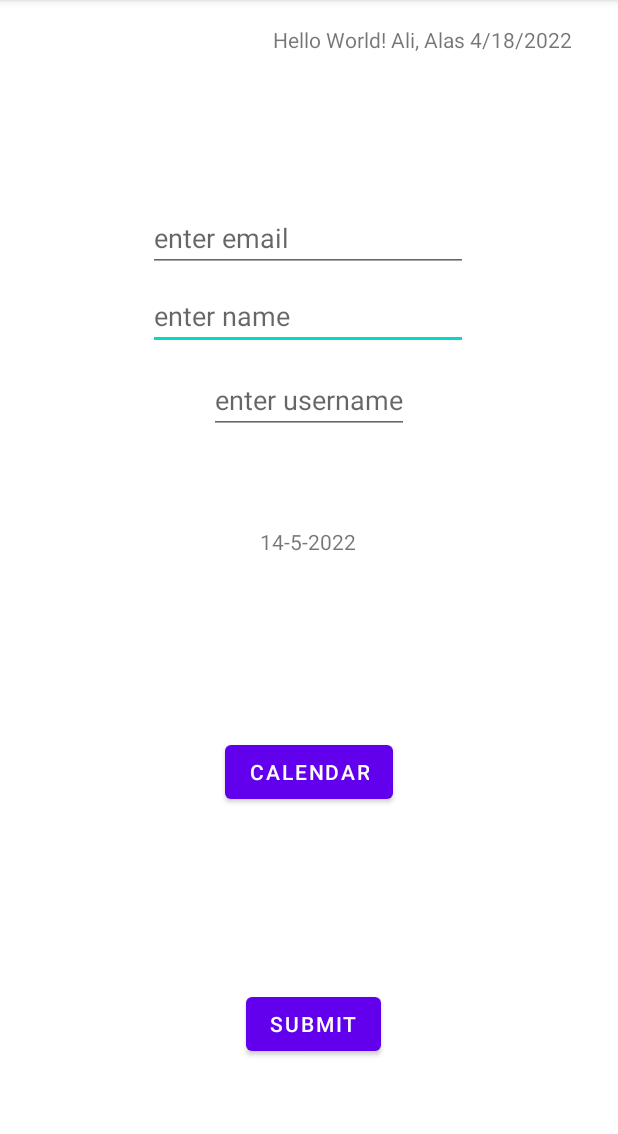
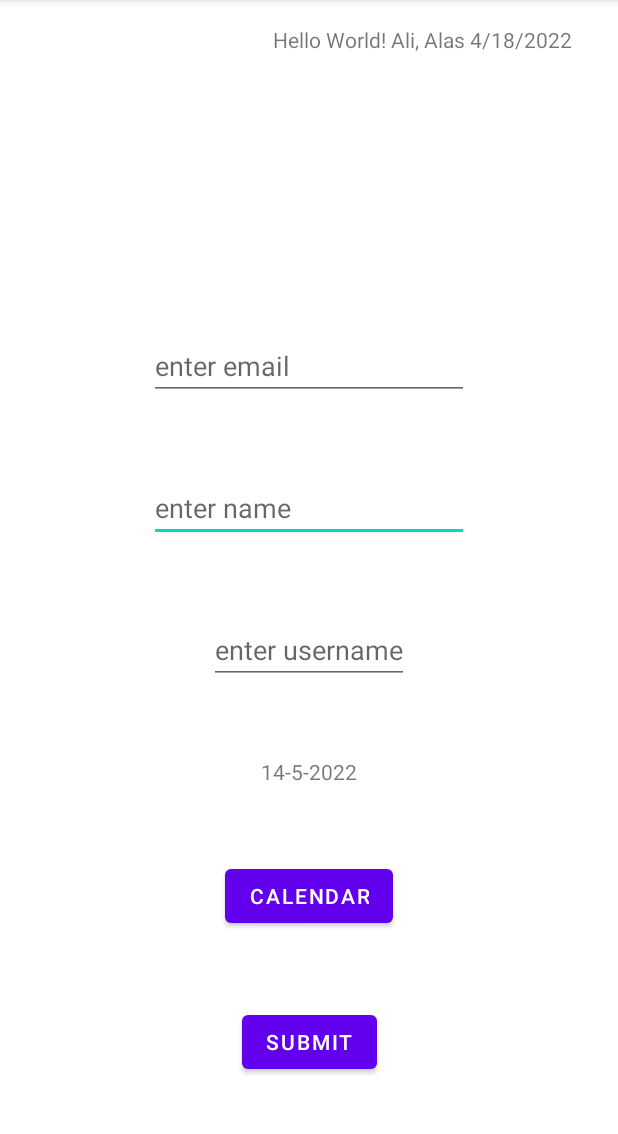
Before and after one commit to alasali1/ad-340, an Android app: the screen it shows after launch (MainActivity), on a phone screen of 412 x 824 dp, the part 84-1218 px from its top. Run offline under Robolectric (Android 15) with nearby library versions, the phone set to English and light mode, and no system bars.

Commit message:
removed hardcoding from objects

```diff
--- a/app/src/main/res/layout/activity_main.xml
+++ b/app/src/main/res/layout/activity_main.xml
@@ -33,13 +33,12 @@
         android:id="@+id/name"
         android:layout_width="wrap_content"
         android:layout_height="wrap_content"
-        android:layout_marginTop="188dp"
         android:ems="10"
         android:hint="enter name"
-        app:layout_constraintEnd_toEndOf="parent"
-        app:layout_constraintHorizontal_bias="0.497"
-        app:layout_constraintStart_toStartOf="parent"
-        app:layout_constraintTop_toTopOf="parent" />
+        app:layout_constraintTop_toBottomOf="@id/email"
+        app:layout_constraintLeft_toLeftOf="parent"
+        app:layout_constraintRight_toRightOf="parent"
+        app:layout_constraintBottom_toTopOf="@id/user_name"/>
 
     <EditText
         android:id="@+id/email"
@@ -48,33 +47,31 @@
         android:layout_marginTop="136dp"
         android:ems="10"
         android:hint="enter email"
-        app:layout_constraintEnd_toEndOf="parent"
-        app:layout_constraintHorizontal_bias="0.497"
-        app:layout_constraintStart_toStartOf="parent"
-        app:layout_constraintTop_toTopOf="parent" />
+        app:layout_constraintBottom_toTopOf="@id/name"
+        app:layout_constraintLeft_toLeftOf="parent"
+        app:layout_constraintRight_toRightOf="parent"
+        app:layout_constraintTop_toBottomOf="@id/helloText"/>
 
     <EditText
         android:id="@+id/user_name"
         android:layout_width="wrap_content"
         android:layout_height="wrap_content"
-        android:layout_marginTop="244dp"
+        app:layout_constraintBottom_toTopOf="@id/dateText"
+        app:layout_constraintTop_toBottomOf="@id/name"
+        app:layout_constraintLeft_toLeftOf="parent"
+        app:layout_constraintRight_toRightOf="parent"
         android:hint="enter username"
-        app:layout_constraintEnd_toEndOf="parent"
-        app:layout_constraintStart_toStartOf="parent"
-        app:layout_constraintTop_toTopOf="parent" />
+         />
 
     <Button
         android:id="@+id/submitButton"
         android:layout_width="wrap_content"
         android:layout_height="wrap_content"
-        android:layout_marginTop="500dp"
         android:text="submit"
+        app:layout_constraintTop_toBottomOf="@id/dateButton"
         app:layout_constraintBottom_toBottomOf="parent"
-        app:layout_constraintEnd_toEndOf="parent"
-        app:layout_constraintHorizontal_bias="0.509"
-        app:layout_constraintStart_toStartOf="parent"
-        app:layout_constraintTop_toTopOf="parent"
-        app:layout_constraintVertical_bias="0.722" />
+        app:layout_constraintRight_toRightOf="parent"
+        app:layout_constraintLeft_toLeftOf="parent"/>
 
     <TextView
         android:id="@+id/dateText"
@@ -83,12 +80,10 @@
         android:text=""
         android:focusable="true"
         android:focusableInTouchMode="true"
-        app:layout_constraintBottom_toBottomOf="parent"
-        app:layout_constraintHorizontal_bias="0.498"
+        app:layout_constraintTop_toBottomOf="@id/user_name"
+        app:layout_constraintBottom_toTopOf="@id/dateButton"
         app:layout_constraintLeft_toLeftOf="parent"
-        app:layout_constraintRight_toRightOf="parent"
-        app:layout_constraintTop_toTopOf="parent"
-        app:layout_constraintVertical_bias="0.469">
+        app:layout_constraintRight_toRightOf="parent">
 
     </TextView>
 
```
